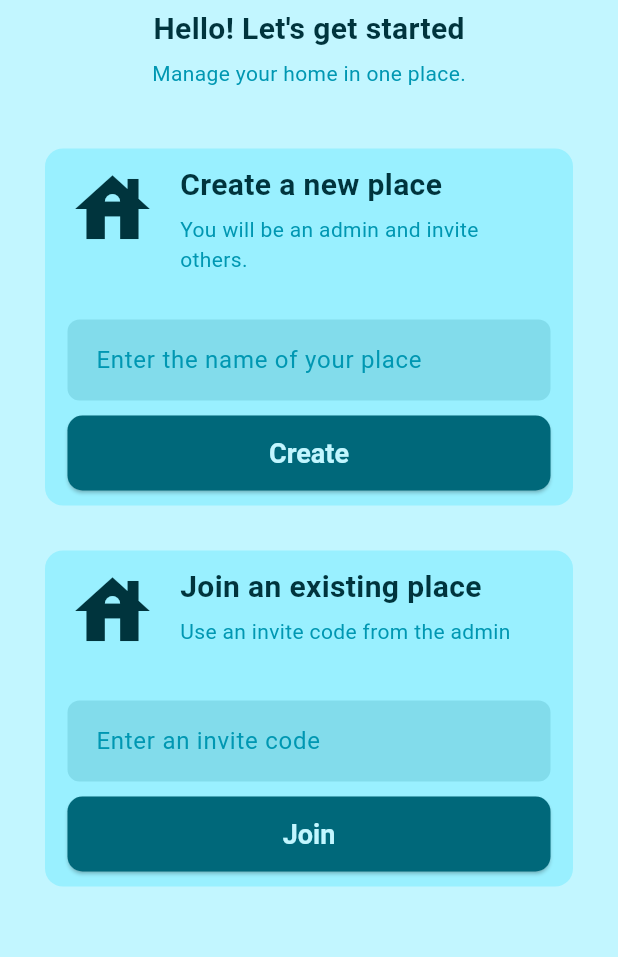
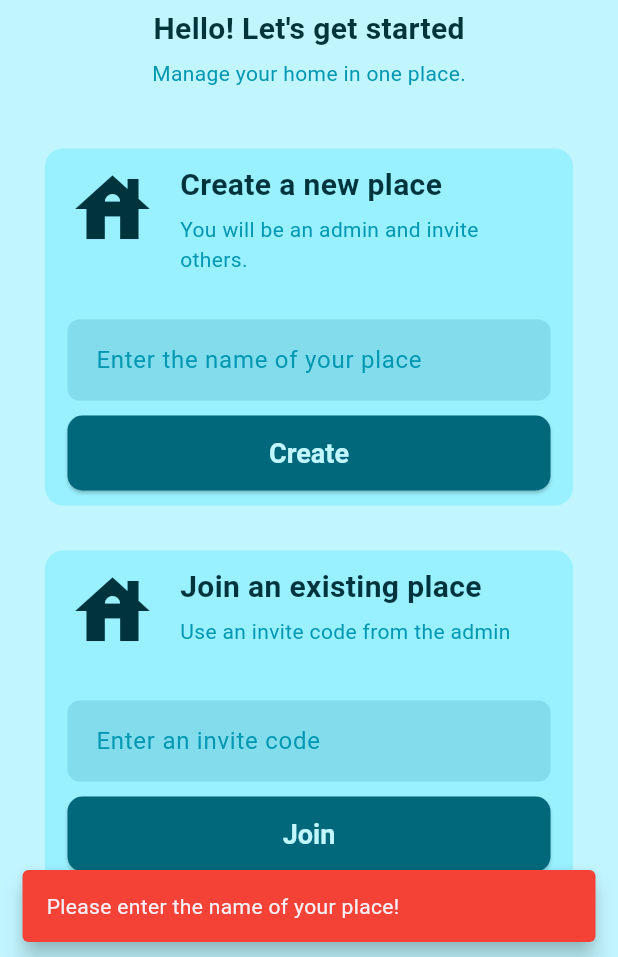
Before and after one commit to JoannaKlis/Roomiez, a Flutter app: the DashboardScreen screen opened directly, after a tap on "Create", on a phone screen of 412 x 824 dp, the part 279-1236 px from its top. Run offline on Flutter 3.47's test engine with Material 3 defaults, Android fonts, the phone set to English and light mode, and no system bars; our stand-ins replace cloud_firestore, firebase_auth, firebase_core; accounts and stored records are empty; Roboto replaces fonts that are missing (Baloo Bhai); statements that could not run were skipped.

Commit message:
creating and joining a place

```diff
--- a/lib/screens/dashboard_screen.dart
+++ b/lib/screens/dashboard_screen.dart
@@ -1,8 +1,75 @@
 import 'package:flutter/material.dart';
 import '../constants.dart';
 import '../widgets/custom_text_field.dart';
-class DashboardScreen extends StatelessWidget {
+import '../services/firestore_service.dart';
+
+class DashboardScreen extends StatefulWidget {
   const DashboardScreen({super.key});
+  @override
+  State<DashboardScreen> createState() => _DashboardScreenState();
+}
+
+class _DashboardScreenState  extends State<DashboardScreen>{
+  final TextEditingController _nameController = TextEditingController();
+  final TextEditingController _groupIdController = TextEditingController();
+  final FirestoreService _firestoreService = FirestoreService();
+
+
+  void _handleCreate() async {
+    if (_nameController.text.isEmpty) {
+      showSnackBarColor(
+          context, 'Please enter the name of your place!', Colors.red);
+      return;
+    }
+
+    final groupId = await _firestoreService.createNewGroup(_nameController.text);
+
+    if (groupId != "") {
+      showSnackBarColor(context, "Success", Colors.green);
+      // przejscie na kolejny ekran
+    } else {
+        showSnackBarColor(context, "Cannot create a group", Colors.red);
+    }
+  }
+
+
+  void _handleJoin() async {
+    if (_groupIdController.text.isEmpty) {
+      showSnackBarColor(
+          context, 'Please enter an invite code!', Colors.red);
+      return;
+    }
+
+    bool success = await _firestoreService.addUserToGroup(_groupIdController.text);
+
+    if (success) {
+      showSnackBarColor(context, "Success", Colors.green);
+      // przejscie na kolejny ekran
+    } else {
+        showSnackBarColor(context, "This group doesn't exist!", Colors.red);
+    }
+  }
+
+  // zwolnienie kontrolerów
+  @override
+  void dispose() {
+    _nameController.dispose();
+    _groupIdController.dispose();
+    super.dispose();
+  }
+
+
+  static void showSnackBarColor(BuildContext context, String message, Color color) {
+    ScaffoldMessenger.of(context).showSnackBar(
+      SnackBar(
+        content: Text(message),
+        backgroundColor: color,
+        behavior: SnackBarBehavior.floating,
+      ),
+    );
+  }
+
+
 
   @override
   Widget build(BuildContext context) {
@@ -82,14 +149,16 @@ class DashboardScreen extends StatelessWidget {
                                     ),
                                   ],
                                 ),
-                                const CustomTextField(
+                                CustomTextField(
+                                        controller: _nameController,
                                         label: '',
                                         hint: 'Enter the name of your place',
                                       ),
                                 const SizedBox(height: 10),
                                 ElevatedButton(
                                   onPressed: () {
-                                    //przejście na główną, nadanie admina
+                                    _handleCreate();
+                                    //przejście na główną
                                   },
                                   style: ElevatedButton.styleFrom(
                                     backgroundColor: primaryColor,
@@ -134,13 +203,15 @@ class DashboardScreen extends StatelessWidget {
                                     ),
                                   ],
                                 ),
-                                const CustomTextField(
+                                CustomTextField(
+                                  controller: _groupIdController,
                                   label: '',
                                   hint: 'Enter an invite code',
                                 ),
                                 const SizedBox(height: 10),
                                 ElevatedButton(
                                   onPressed: () {
+                                    _handleJoin();
                                     //przejście na główną
                                   },
                                   style: ElevatedButton.styleFrom(
--- a/lib/screens/login_screen.dart
+++ b/lib/screens/login_screen.dart
@@ -47,6 +47,7 @@ class _LoginScreenState extends State<LoginScreen> {
         Navigator.pushReplacement(
           context,
           MaterialPageRoute(builder: (context) => const DashboardScreen()),
+          //jeśli już ma groupId to nie pokazuj ekranu z dołączeniem/tworzeniem miejsca, jak będzie ekran 5
         );
       });
       }
--- a/pubspec.yaml
+++ b/pubspec.yaml
@@ -13,6 +13,7 @@ dependencies:
   firebase_core: ^4.2.1
   firebase_auth: ^6.1.2
   cloud_firestore: ^6.1.0
+  uuid: ^4.4.2
 
 dev_dependencies:
   flutter_test:
```
Also changed, not shown: lib/services/firestore_service.dart (+49 -1 lines), pubspec.lock.
